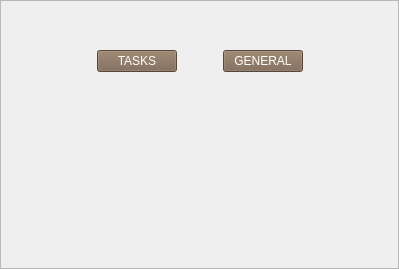
The window that records.ui (altitude-solutions/Camino_Real_Desktop) describes before a commit, drawn with Qt 5.
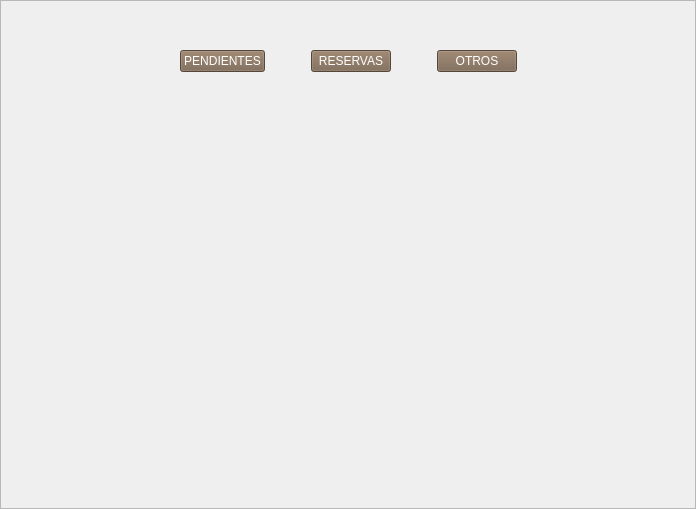
The same window after the commit.

What changed in the file:
```diff
--- a/records.ui
+++ b/records.ui
@@ -6,8 +6,8 @@
    <rect>
     <x>0</x>
     <y>0</y>
-    <width>399</width>
-    <height>269</height>
+    <width>696</width>
+    <height>509</height>
    </rect>
   </property>
   <property name="windowTitle">
@@ -84,7 +84,7 @@
 max-height:2.5em;</string>
           </property>
           <property name="text">
-           <string>TASKS</string>
+           <string>PENDIENTES</string>
           </property>
          </widget>
         </item>
@@ -116,7 +116,39 @@
 max-height:2.5em;</string>
           </property>
           <property name="text">
-           <string>GENERAL</string>
+           <string>RESERVAS</string>
+          </property>
+         </widget>
+        </item>
+        <item>
+         <spacer name="horizontalSpacer_4">
+          <property name="orientation">
+           <enum>Qt::Horizontal</enum>
+          </property>
+          <property name="sizeType">
+           <enum>QSizePolicy::Preferred</enum>
+          </property>
+          <property name="sizeHint" stdset="0">
+           <size>
+            <width>40</width>
+            <height>20</height>
+           </size>
+          </property>
+         </spacer>
+        </item>
+        <item>
+         <widget class="QPushButton" name="page_1">
+          <property name="styleSheet">
+           <string notr="true">font: 14pt &quot;MS Shell Dlg 2&quot;;
+color:white;
+background-color:#79634E;
+min-width:7em;
+max-width:7em;
+min-height:2.5em;
+max-height:2.5em;</string>
+          </property>
+          <property name="text">
+           <string>OTROS</string>
           </property>
          </widget>
         </item>
```
Left out of the diff: 4 changed lines with no effect on the pictures.
